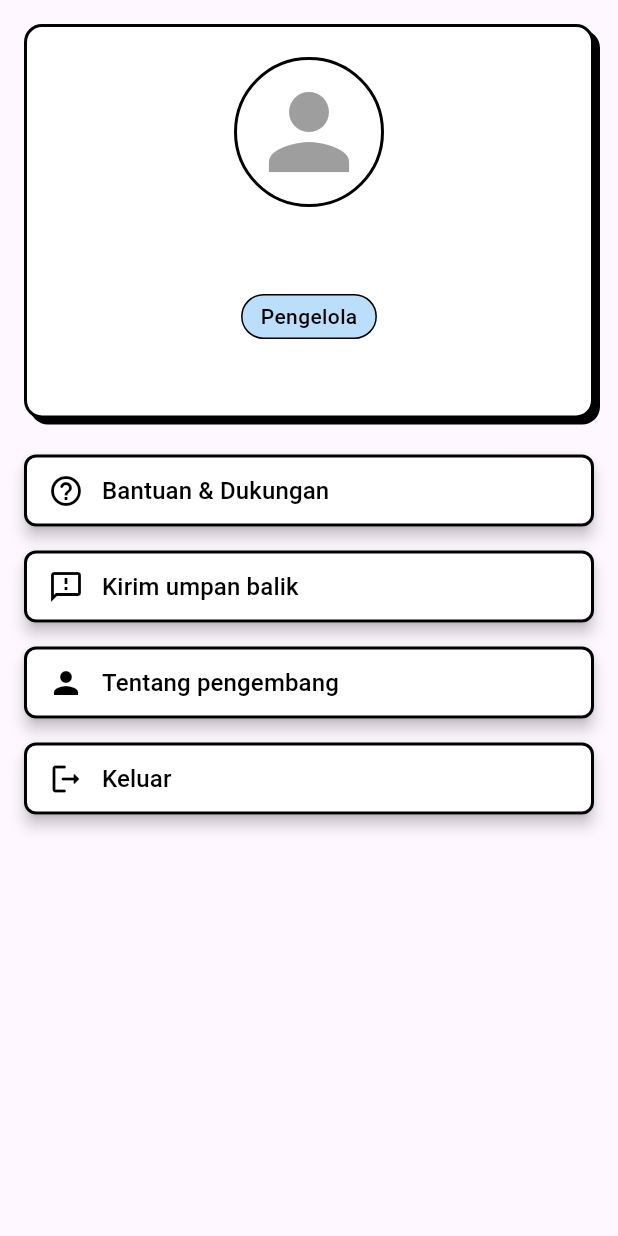
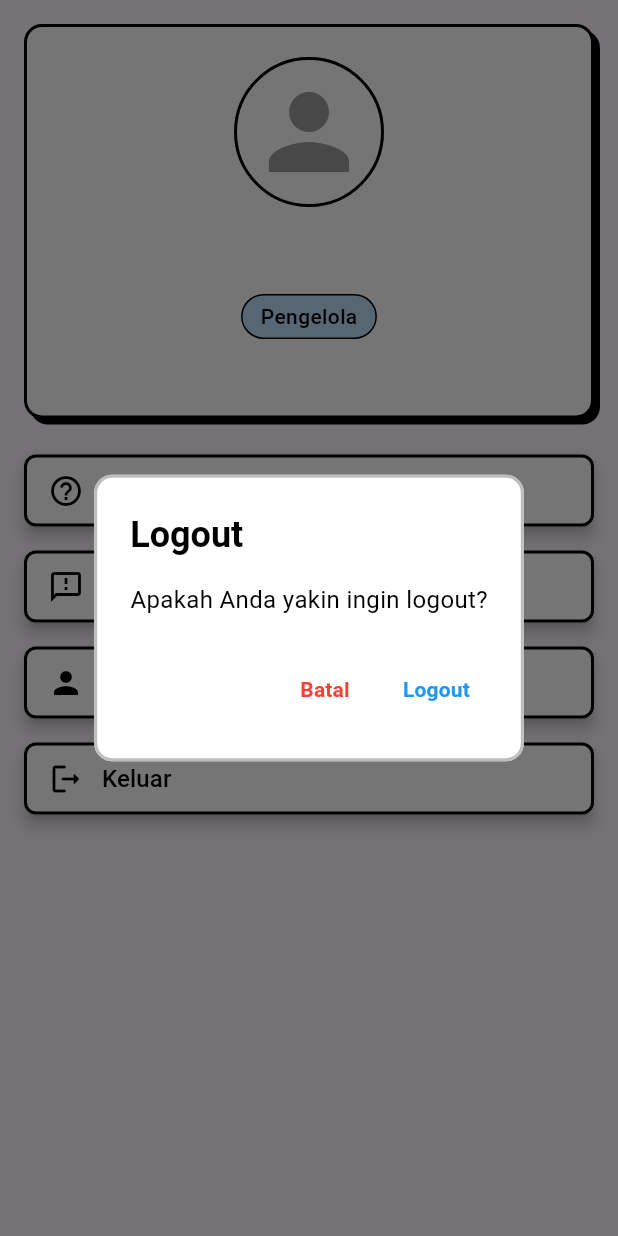
Before and after one commit to zizfiq/monitoring, a Flutter app: the ProfilePage screen opened directly, after a tap on "Keluar", on a phone screen of 412 x 824 dp. Run offline on Flutter 3.47's test engine with Material 3 defaults, Android fonts, the phone set to English and light mode, and no system bars; our stand-ins replace cloud_firestore, firebase_auth, firebase_core, flutter_secure_storage, google_sign_in, share_plus and 1 more; accounts and stored records are empty; network calls fail.

Commit message:
1.0.8 - Confirm logout

```diff
--- a/lib/Screen/profile.dart
+++ b/lib/Screen/profile.dart
@@ -239,21 +239,74 @@ class _ProfilePageState extends State<ProfilePage> with WidgetsBindingObserver {
                       text: 'Keluar',
                       icon: Icons.logout_rounded,
                       onTap: () async {
-                        // Menambahkan delay 2 detik sebelum berpindah ke halaman login
-                        await Future.delayed(const Duration(seconds: 2));
-
+                        showDialog(
+                          context: context,
+                          builder: (context) => AlertDialog(
+                            title: const Text(
+                              'Logout',
+                              style: TextStyle(
+                                fontSize: 24,
+                                fontWeight: FontWeight.bold,
+                                color: Colors.black,
+                              ),
+                            ),
+                            content: const Text(
+                              'Apakah Anda yakin ingin logout?',
+                              style: TextStyle(
+                                fontSize: 16,
+                                color: Colors.black,
+                              ),
+                            ),
+                            shape: RoundedRectangleBorder(
+                              borderRadius: BorderRadius.circular(12),
+                              side: BorderSide(
+                                  color: Colors.grey.shade400, width: 2),
+                            ),
+                            backgroundColor: Colors.white,
+                            actions: [
+                              TextButton(
+                                onPressed: () {
+                                  Navigator.of(context)
+                                      .pop(); // Tutup dialog tanpa logout
+                                },
+                                child: const Text(
+                                  'Batal',
+                                  style: TextStyle(
+                                    color: Colors.red,
+                                    fontWeight: FontWeight.bold,
+                                  ),
+                                ),
+                              ),
+                              TextButton(
+                                onPressed: () async {
+                                  // Logout setelah konfirmasi
+                                  Navigator.of(context).pop(); // Tutup dialog
+                                  await Future.delayed(
+                                      const Duration(seconds: 2));
                                   SharedPreferences prefs =
                                       await SharedPreferences.getInstance();
                                   await prefs.setBool('isLoggedIn', false);
                                   await FirebaseAuth.instance.signOut();
-
                                   Navigator.of(context).pushAndRemoveUntil(
                                     MaterialPageRoute(
-                              builder: (context) => const LoginScreen()),
+                                        builder: (context) =>
+                                            const LoginScreen()),
                                     (Route<dynamic> route) => false,
                                   );
                                 },
+                                child: const Text(
+                                  'Logout',
+                                  style: TextStyle(
+                                    color: Colors.blue,
+                                    fontWeight: FontWeight.bold,
                                   ),
+                                ),
+                              ),
+                            ],
+                          ),
+                        );
+                      },
+                    )
                   ],
                 ),
               );
--- a/pubspec.yaml
+++ b/pubspec.yaml
@@ -1,6 +1,6 @@
 name: monitoring
 description: "A new Flutter project."
-version: 1.0.7+1
+version: 1.0.8+1
 environment:
   sdk: ">=3.4.1 <4.0.0"
 dependencies:
```
Lines whose indentation alone changed are shown as unchanged.
